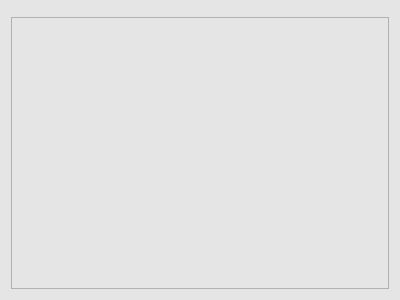
Old version of the form src/ui/linux/TogglDesktop/timeentrylistwidget.ui in the repository toggl-open-source/toggldesktop.
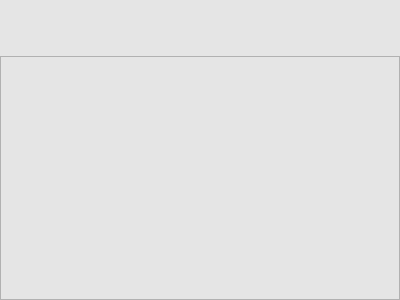
New version of the form. Custom widgets are drawn as their Qt base class.

Commit message: Timer design (linux), closes #512

Patch:
```diff
--- a/src/ui/linux/TogglDesktop/timeentrylistwidget.ui
+++ b/src/ui/linux/TogglDesktop/timeentrylistwidget.ui
@@ -17,8 +17,36 @@
    <string notr="true">background-color: rgb(229,229,229);</string>
   </property>
   <layout class="QVBoxLayout" name="verticalLayout">
+   <property name="spacing">
+    <number>0</number>
+   </property>
+   <property name="leftMargin">
+    <number>0</number>
+   </property>
+   <property name="topMargin">
+    <number>0</number>
+   </property>
+   <property name="rightMargin">
+    <number>0</number>
+   </property>
+   <property name="bottomMargin">
+    <number>0</number>
+   </property>
    <item>
-    <widget class="TimerWidget" name="timer" native="true"/>
+    <widget class="TimerWidget" name="timer" native="true">
+     <property name="minimumSize">
+      <size>
+       <width>0</width>
+       <height>56</height>
+      </size>
+     </property>
+     <property name="maximumSize">
+      <size>
+       <width>16777215</width>
+       <height>56</height>
+      </size>
+     </property>
+    </widget>
    </item>
    <item>
     <widget class="QListWidget" name="list"/>
```
The commit also changes 1 other file.
